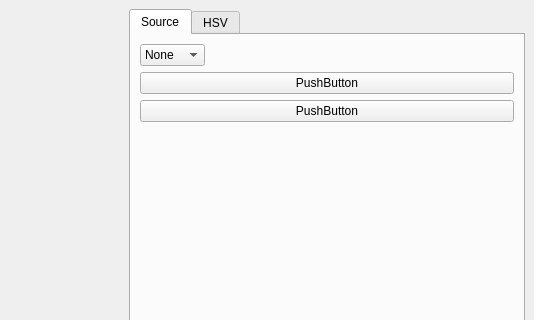
Before: the Qt Designer form visionTuner.ui in NicolasNewman/FRC-Vision-Tuner, drawn with Qt 5; both pictures show x 366 to 900 and y 0 to 320 of the 900 by 500 pixel window.
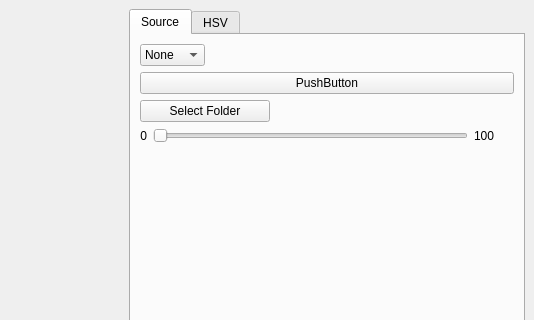
After: the same form once the commit is applied.

Diff of the .ui file:
```diff
--- a/visionTuner.ui
+++ b/visionTuner.ui
@@ -49,11 +49,74 @@
           <item row="2" column="0">
            <layout class="QVBoxLayout" name="layoutFolder">
             <item>
-             <widget class="QPushButton" name="pushButton_2">
-              <property name="text">
-               <string>PushButton</string>
-              </property>
-             </widget>
+             <layout class="QHBoxLayout" name="horizontalLayout_3">
+              <item>
+               <widget class="QPushButton" name="buttonFolderSelect">
+                <property name="maximumSize">
+                 <size>
+                  <width>130</width>
+                  <height>16777215</height>
+                 </size>
+                </property>
+                <property name="text">
+                 <string>Select Folder</string>
+                </property>
+               </widget>
+              </item>
+              <item>
+               <widget class="QLabel" name="labelFolderDir">
+                <property name="text">
+                 <string/>
+                </property>
+               </widget>
+              </item>
+             </layout>
+            </item>
+            <item>
+             <layout class="QHBoxLayout" name="horizontalLayout_7">
+              <item>
+               <widget class="QLabel" name="labelFolderSelected">
+                <property name="maximumSize">
+                 <size>
+                  <width>40</width>
+                  <height>16777215</height>
+                 </size>
+                </property>
+                <property name="text">
+                 <string>0</string>
+                </property>
+                <property name="alignment">
+                 <set>Qt::AlignRight|Qt::AlignTrailing|Qt::AlignVCenter</set>
+                </property>
+               </widget>
+              </item>
+              <item>
+               <widget class="QSlider" name="sliderFolderSelect">
+                <property name="orientation">
+                 <enum>Qt::Horizontal</enum>
+                </property>
+               </widget>
+              </item>
+              <item>
+               <widget class="QLabel" name="labelFolderMax">
+                <property name="minimumSize">
+                 <size>
+                  <width>40</width>
+                  <height>0</height>
+                 </size>
+                </property>
+                <property name="maximumSize">
+                 <size>
+                  <width>40</width>
+                  <height>16777215</height>
+                 </size>
+                </property>
+                <property name="text">
+                 <string>100</string>
+                </property>
+               </widget>
+              </item>
+             </layout>
             </item>
            </layout>
           </item>
```
